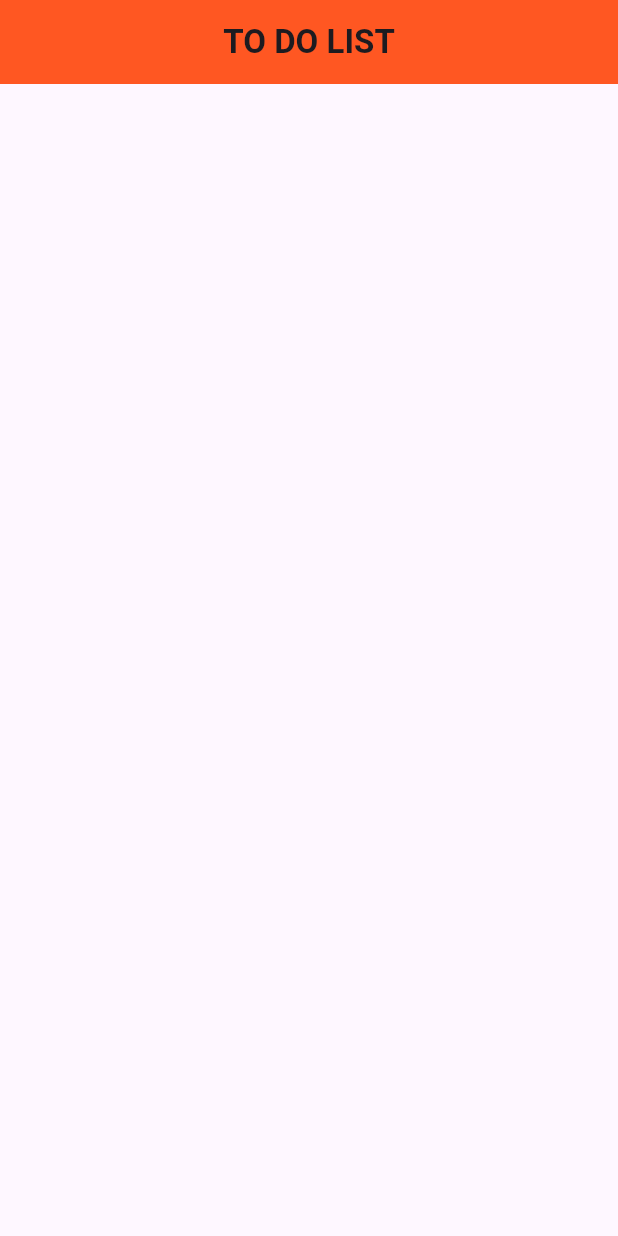
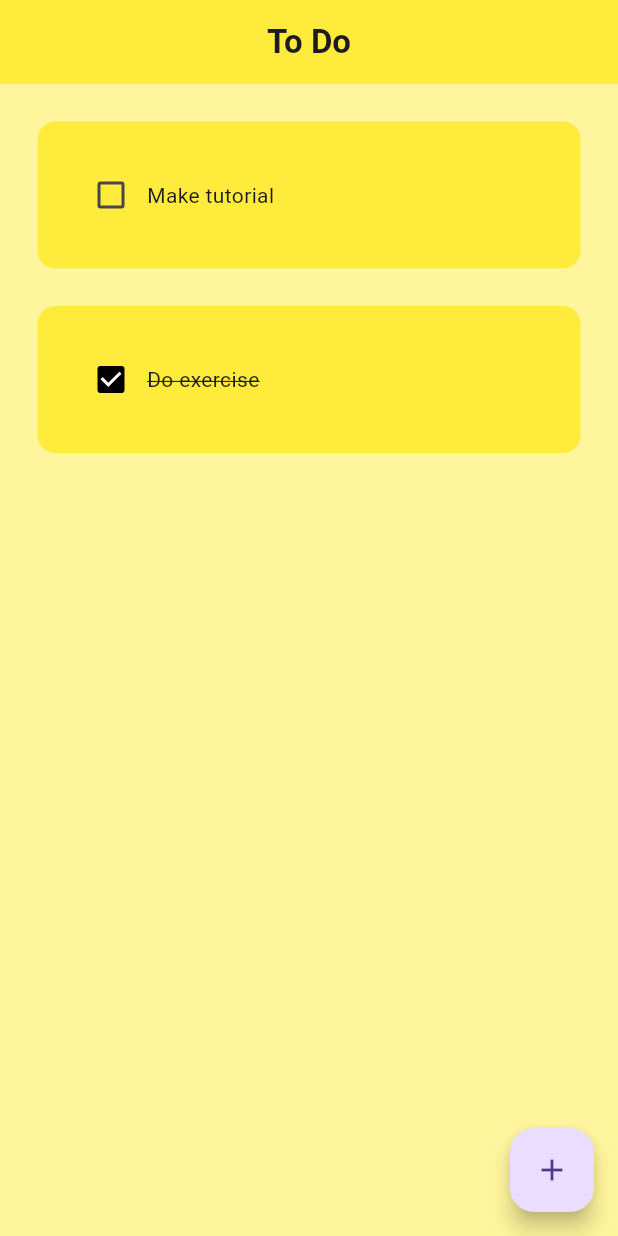
Before and after one commit to IsayaOsward/ToDoList, a Flutter app: the screen it shows after launch, on a phone screen of 412 x 824 dp. Run offline on Flutter 3.47's test engine with Material 3 defaults, Android fonts, the phone set to English and light mode, and no system bars; drawn by our look-alikes of flutter_slidable.

Commit message:
To list completed without database

```diff
--- /dev/null
+++ b/lib/components/todo_tile.dart
@@ -0,0 +1,53 @@
+// ignore_for_file: prefer_const_constructors, sort_child_properties_last
+
+import 'package:flutter/material.dart';
+import 'package:flutter_slidable/flutter_slidable.dart';
+
+class ToDOTile extends StatelessWidget {
+  String taskname;
+  bool taskCompleted;
+  Function(bool?)? onChanged;
+  Function(BuildContext)? deletetask;
+
+  ToDOTile({super.key,
+  required this.taskname,
+  required this.taskCompleted,
+  required this.onChanged,
+  required this.deletetask
+  });
+
+  @override
+  Widget build(BuildContext context) {
+    return Padding(
+      padding: const EdgeInsets.only(left: 25, right: 25, top: 25),
+      child: Slidable(
+        endActionPane: ActionPane(motion: StretchMotion(), children: [
+          SlidableAction(onPressed: deletetask,
+          icon: Icons.delete,
+          borderRadius: BorderRadius.circular(12),
+          backgroundColor: Colors.red.shade300),
+        ]),
+        child: Container(
+          padding: EdgeInsets.fromLTRB(25, 25, 25, 25),
+          child: Row(
+            children: [
+              //checkbox
+              Checkbox(
+                value: taskCompleted,
+                onChanged: onChanged,
+                activeColor: Colors.black,),
+              Text(
+                taskname,
+                style: TextStyle(
+                  decoration: taskCompleted ? TextDecoration.lineThrough : TextDecoration.none,
+                ),
+              ),
+            ],
+          ),
+          decoration: BoxDecoration(color: Colors.yellow,
+          borderRadius: BorderRadius.circular(12)),
+        ),
+      ),
+    );
+  }
+}
--- a/lib/homepage.dart
+++ b/lib/homepage.dart
@@ -1,19 +1,83 @@
+// ignore_for_file: prefer_const_constructors, prefer_const_literals_to_create_immutables, use_key_in_widget_constructors
+
 import 'package:flutter/material.dart';
+import 'package:todo_list/components/dialog.dart';
+import 'package:todo_list/components/todo_tile.dart';
 
-class HomePage extends StatelessWidget {
-  const HomePage({super.key});
+class HomePage extends StatefulWidget {
+
+  @override
+  State<HomePage> createState() => _HomePageState();
+}
+
+class _HomePageState extends State<HomePage> {
+  List toDoList=[
+    ["Make tutorial",false],
+    ["Do exercise", true]
+    ];
+
+  void checkBoxChanged(bool? value, int index)
+  {
+    setState(() {
+      toDoList[index][1]=!toDoList[index][1];
+    });
+  }
+  final controller = TextEditingController(
+
+  );
+  void SaveNewTask()
+  {
+    setState(() {
+      toDoList.add([controller.text, false]);
+      controller.clear();
+    });
+    Navigator.of(context).pop();
+  }
+  void createNewTask()
+  {
+    showDialog(context: context, builder: (context)
+    {
+        return DialogBox(
+          MyController: controller,
+          onSave: SaveNewTask,
+          onCancel: ()=> Navigator.of(context).pop(),
+        );
+    });
+  }
+  void DeleteFunction(int index)
+  {
+    setState(() {
+      toDoList.removeAt(index);
+    });
+  }
 
   @override
   Widget build(BuildContext context) {
     return Scaffold(
+      backgroundColor: Colors.yellow[200],
       appBar: AppBar(
-        backgroundColor: Colors.deepOrange,
-        title: Text("TO DO LIST",
+        backgroundColor: Colors.yellow,
+        title: Text("To Do",
         style: TextStyle(
           fontWeight: FontWeight.bold,
         ),),
         centerTitle: true,
       ),
+      floatingActionButton: FloatingActionButton(
+        onPressed: createNewTask,
+        child: Icon(Icons.add),),
+      body: ListView.builder(
+        itemCount: toDoList.length,
+        itemBuilder: (context, index)
+        {
+          return ToDOTile(
+            taskname: toDoList[index][0],
+            taskCompleted: toDoList[index][1],
+            onChanged: (value)=> checkBoxChanged(value,index),
+            deletetask: (context) => DeleteFunction(index),
+          );
+        },
+        ),
     );
   }
 }
--- a/lib/main.dart
+++ b/lib/main.dart
@@ -13,8 +13,9 @@ class todo extends StatelessWidget {
   @override
   Widget build(BuildContext context) {
     return MaterialApp(
+      debugShowCheckedModeBanner: false,
       home: HomePage(),
-      theme: ThemeData(primaryColor: Colors.yellow),
+      theme: ThemeData(primarySwatch: Colors.yellow),
     );
   }
 }
--- a/pubspec.yaml
+++ b/pubspec.yaml
@@ -35,6 +35,7 @@ dependencies:
   # The following adds the Cupertino Icons font to your application.
   # Use with the CupertinoIcons class for iOS style icons.
   cupertino_icons: ^1.0.2
+  flutter_slidable: ^3.0.1
 
 dev_dependencies:
   flutter_test:
```
Also changed, not shown: lib/components/buttons.dart (added, +21 -0 lines), lib/components/dialog.dart (added, +51 -0 lines), pubspec.lock.
